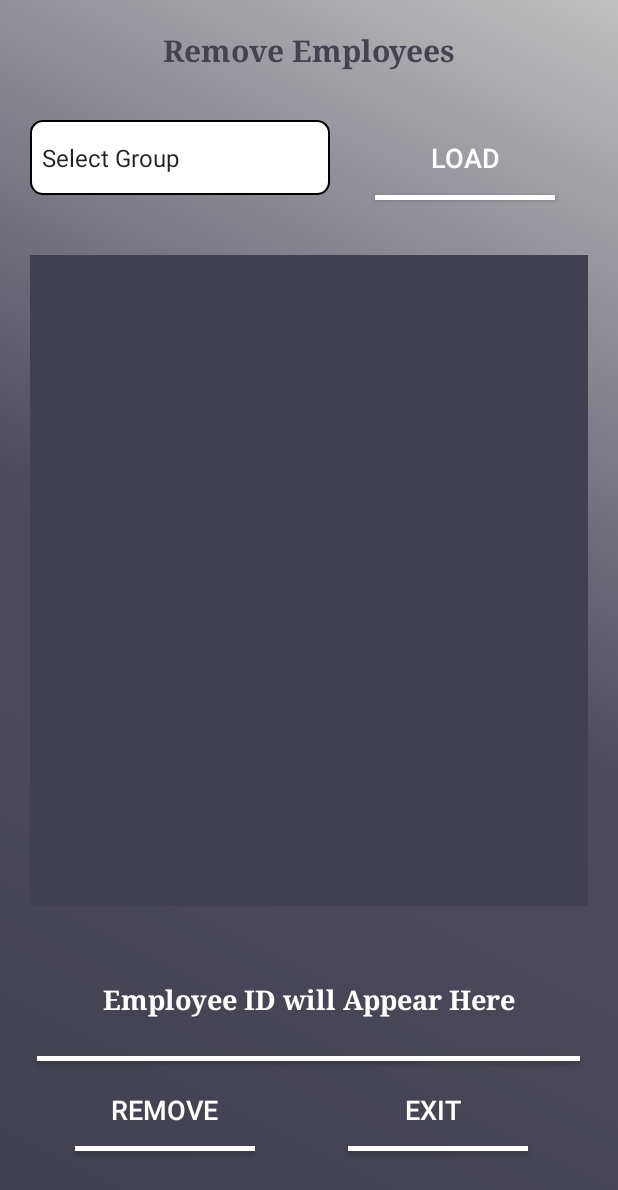
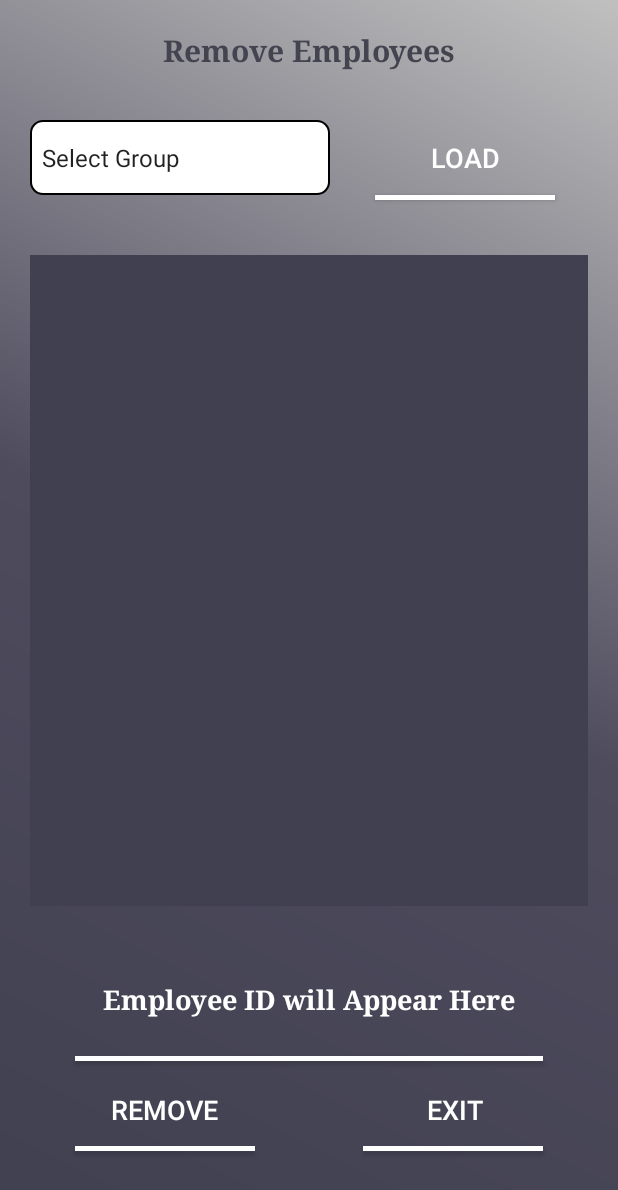
Before and after one commit to 10354838/VTT2.0, an Android app: the RemoveEmp screen opened directly, with no data from a screen before it, on a phone screen of 412 x 824 dp. Shown: the top 1190 px of the screen. Run offline under Robolectric (Android 15) with nearby library versions, the phone set to English and light mode, and no system bars; 1 statement that could not run was skipped.

Commit message:
ui changes

```diff
--- a/app/src/main/res/layout/activity_main.xml
+++ b/app/src/main/res/layout/activity_main.xml
@@ -4,7 +4,7 @@
     xmlns:tools="http://schemas.android.com/tools"
     android:layout_width="match_parent"
     android:layout_height="match_parent"
-    android:background="@android:color/background_light"
+    android:background="#FFFFFF"
     android:orientation="vertical"
     tools:context=".MainActivity">
 
@@ -47,7 +47,7 @@
         android:layout_height="fill_parent"
         android:layout_below="@id/label_2"
         app:srcCompat="@mipmap/main_1"
-        android:background="@drawable/bg_circle"
+        android:background="@null"
         android:layout_marginTop="30dp"
         android:layout_marginBottom="30dp"
         android:contentDescription="@string/image_1" />
--- a/app/src/main/res/layout/activity_remove_emp.xml
+++ b/app/src/main/res/layout/activity_remove_emp.xml
@@ -85,7 +85,7 @@
         android:layout_height="5px"
         android:layout_centerHorizontal="true"
         android:layout_marginTop="-120dp"
-        android:layout_marginStart="50dp"
+        android:layout_marginStart="100dp"
         android:layout_below="@+id/txt_Rmv_Emp_Id"
         android:background="#ffffff"/>
 
@@ -113,7 +113,7 @@
         android:id="@+id/exit_emp_btn"
         android:layout_width="wrap_content"
         android:layout_height="wrap_content"
-        android:layout_marginRight="80dp"
+        android:layout_marginRight="65dp"
         android:layout_marginBottom="60dp"
         android:layout_alignParentBottom="true"
         android:layout_alignParentRight="true"
@@ -128,7 +128,7 @@
         android:layout_below="@+id/exit_emp_btn"
         android:layout_alignParentRight="true"
         android:layout_marginTop="-60dp"
-        android:layout_marginRight="60dp"
+        android:layout_marginRight="50dp"
         android:background="#ffffff" />
 
 </RelativeLayout>
```
